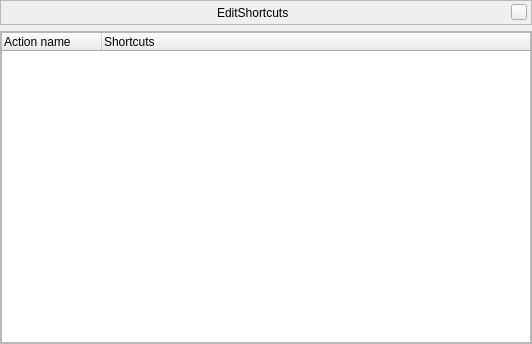
Qt form src/gui/shortcutsDialog.ui (519984307/stellarium_src) before a commit.
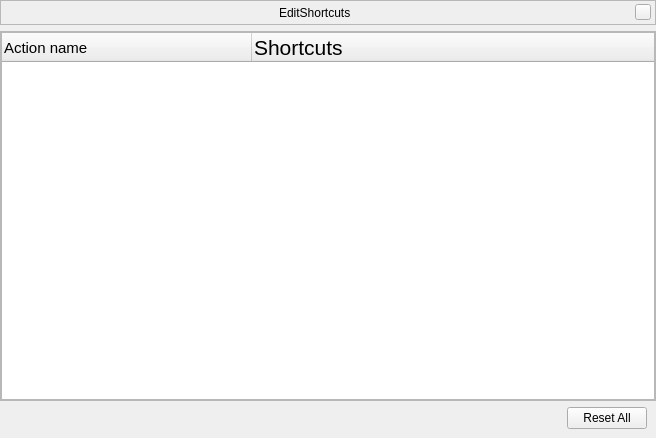
The same form after that commit. Custom widgets are drawn as their Qt base class.

Commit message: displaying shortcuts in shortcuts dialog

```diff
--- a/src/gui/shortcutsDialog.ui
+++ b/src/gui/shortcutsDialog.ui
@@ -6,8 +6,8 @@
    <rect>
     <x>0</x>
     <y>0</y>
-    <width>532</width>
-    <height>344</height>
+    <width>656</width>
+    <height>438</height>
    </rect>
   </property>
   <property name="windowTitle">
@@ -119,10 +119,46 @@
       </property>
       <item>
        <widget class="QTreeWidget" name="shortcutsTreeWidget">
+        <property name="font">
+         <font>
+          <pointsize>16</pointsize>
+          <weight>50</weight>
+          <bold>false</bold>
+         </font>
+        </property>
+        <property name="rootIsDecorated">
+         <bool>false</bool>
+        </property>
+        <property name="uniformRowHeights">
+         <bool>true</bool>
+        </property>
+        <property name="sortingEnabled">
+         <bool>false</bool>
+        </property>
+        <property name="allColumnsShowFocus">
+         <bool>true</bool>
+        </property>
+        <property name="headerHidden">
+         <bool>false</bool>
+        </property>
+        <attribute name="headerDefaultSectionSize">
+         <number>250</number>
+        </attribute>
+        <attribute name="headerHighlightSections">
+         <bool>false</bool>
+        </attribute>
+        <attribute name="headerMinimumSectionSize">
+         <number>100</number>
+        </attribute>
         <column>
          <property name="text">
           <string>Action name</string>
          </property>
+         <property name="font">
+          <font>
+           <pointsize>11</pointsize>
+          </font>
+         </property>
         </column>
         <column>
          <property name="text">
@@ -134,6 +170,39 @@
      </layout>
     </widget>
    </item>
+   <item>
+    <layout class="QHBoxLayout" name="horizontalLayout_7">
+     <property name="topMargin">
+      <number>0</number>
+     </property>
+     <property name="rightMargin">
+      <number>9</number>
+     </property>
+     <property name="bottomMargin">
+      <number>9</number>
+     </property>
+     <item>
+      <spacer name="horizontalSpacer_3">
+       <property name="orientation">
+        <enum>Qt::Horizontal</enum>
+       </property>
+       <property name="sizeHint" stdset="0">
+        <size>
+         <width>40</width>
+         <height>20</height>
+        </size>
+       </property>
+      </spacer>
+     </item>
+     <item>
+      <widget class="QPushButton" name="resetAllPushButton">
+       <property name="text">
+        <string>Reset All</string>
+       </property>
+      </widget>
+     </item>
+    </layout>
+   </item>
   </layout>
  </widget>
  <customwidgets>
```
The commit also changes 5 other files.
